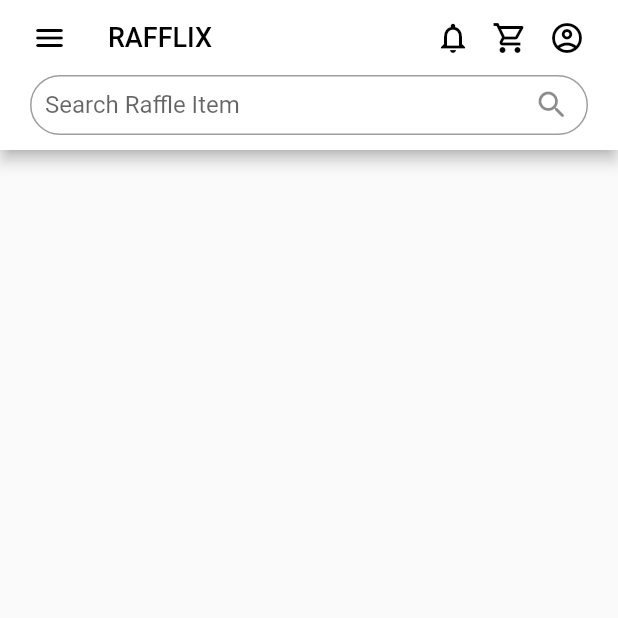
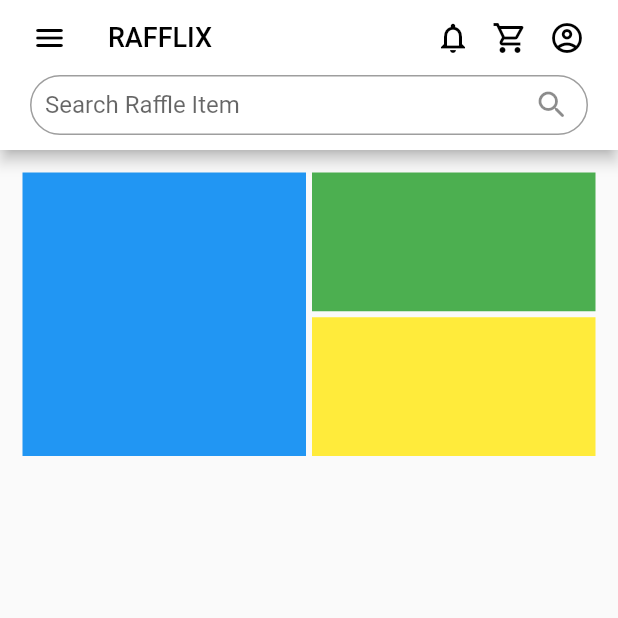
Before and after one commit to Product-Innovation-Rafflix/Rafflix, a Flutter app: the screen it shows after launch, on a phone screen of 412 x 824 dp, the top half of it. Run offline on Flutter 3.47's test engine with Material 2 defaults, Android fonts, the phone set to English and light mode, and no system bars.

Commit message:
Added Flex box to the main widget

```diff
--- a/lib/pages/homepage.dart
+++ b/lib/pages/homepage.dart
@@ -1,11 +1,19 @@
 import 'package:flutter/material.dart';
 import 'package:rafflix/utils/nav.dart';
+import 'package:rafflix/utils/flexBox.dart';
 
 class HomePage extends StatelessWidget {
-  const HomePage({super.key});
+  const HomePage({Key? key}) : super(key: key);
 
   @override
   Widget build(BuildContext context) {
-    return const NavBar();
+    return Scaffold(
+      appBar: PreferredSize(
+        preferredSize:
+            const Size.fromHeight(100.0), // Define the preferred height
+        child: NavBar(), // Your NavBar widget
+      ),
+      body: FlexBox(), // Your content goes here
+    );
   }
 }
--- a/lib/utils/flexBox.dart
+++ b/lib/utils/flexBox.dart
@@ -1,18 +1,12 @@
 import 'package:flutter/material.dart';
 import 'package:flutter_staggered_grid_view/flutter_staggered_grid_view.dart';
 
-void main() {
-  runApp(const MyApp());
-}
-
-class MyApp extends StatelessWidget {
-  const MyApp({super.key});
+class FlexBox extends StatelessWidget {
+  const FlexBox({super.key});
 
   @override
   Widget build(BuildContext context) {
-    return MaterialApp(
-      home: Scaffold(
-        body: Container(
+    return Container(
       margin: const EdgeInsets.all(15),
       child: StaggeredGrid.count(
         crossAxisCount: 4,
@@ -34,29 +28,13 @@ class MyApp extends StatelessWidget {
             ),
           ),
           StaggeredGridTile.count(
-                crossAxisCellCount: 1,
-                mainAxisCellCount: 1,
-                child: Container(
-                  color: Colors.red, // Set the color or add other properties
-                ),
-              ),
-              StaggeredGridTile.count(
-                crossAxisCellCount: 1,
+            crossAxisCellCount: 2,
             mainAxisCellCount: 1,
             child: Container(
               color: Colors.yellow, // Set the color or add other properties
             ),
           ),
-              StaggeredGridTile.count(
-                crossAxisCellCount: 4,
-                mainAxisCellCount: 2,
-                child: Container(
-                  color: Colors.orange, // Set the color or add other properties
-                ),
-              ),
         ],
-          ),
-        ),
       ),
     );
   }
--- a/pubspec.yaml
+++ b/pubspec.yaml
@@ -35,6 +35,7 @@ dependencies:
   # The following adds the Cupertino Icons font to your application.
   # Use with the CupertinoIcons class for iOS style icons.
   cupertino_icons: ^1.0.2
+  flutter_staggered_grid_view: ^0.7.0
 
 dev_dependencies:
   flutter_test:
```
Also changed, not shown: pubspec.lock. Lines whose indentation alone changed are shown as unchanged.
